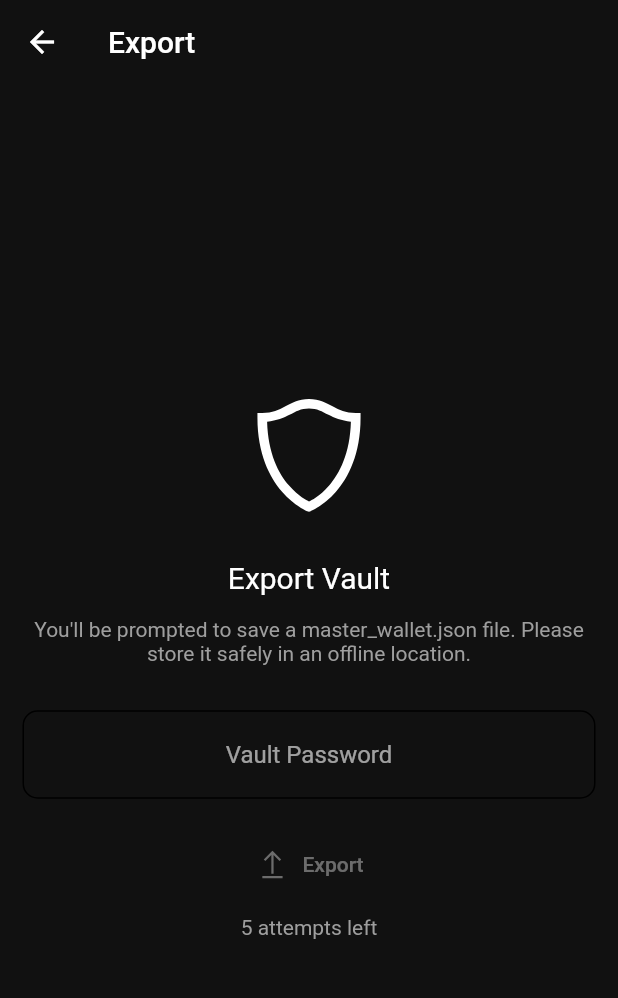
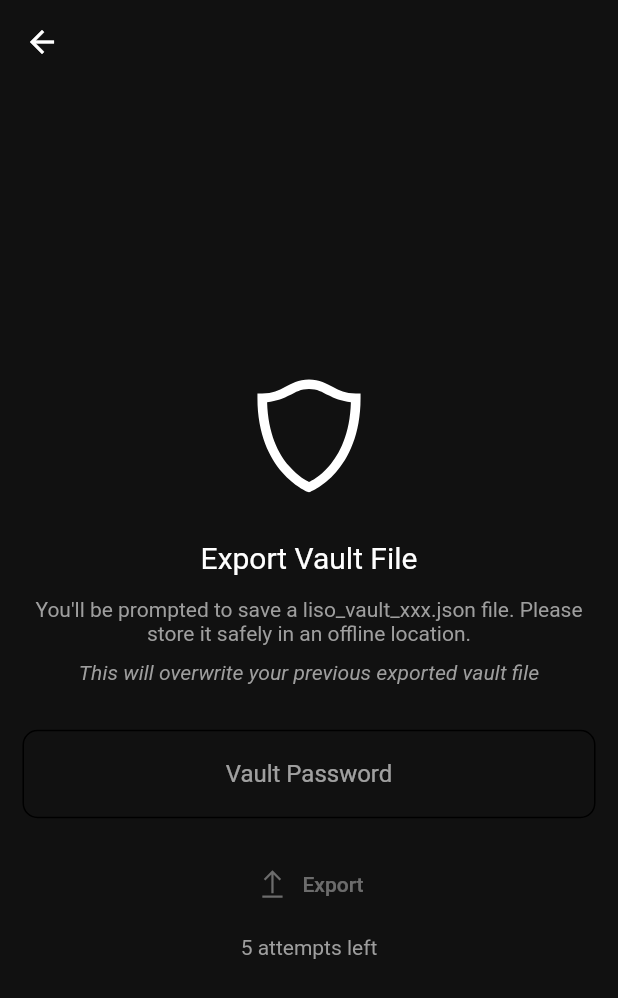
Before and after one commit to Liso-Vault/app, a Flutter app: the ExportScreen screen opened by its route, on a phone screen of 412 x 824 dp. Shown: the top 998 px of the screen. Run offline on Flutter 3.47's test engine with Material 2 defaults, Android fonts, the light colour scheme and no system bars; our stand-ins replace bubble_tab_indicator, device_info_plus, file_picker, flex_color_scheme, flutter_linkify, flutter_svg and 11 more; missing offline and left inert: bip39, cryptography, desktop_window, web3dart; accounts and stored records are empty.

Commit message:
minor changes and fixes

```diff
--- a/lib/core/liso/liso.manager.dart
+++ b/lib/core/liso/liso.manager.dart
@@ -25,7 +25,7 @@ class LisoManager {
 
   static Future<bool> authenticated() async {
     final directory = await getApplicationSupportDirectory();
-    final file = File('${directory.path}/$kVaultFileName');
+    final file = File('${directory.path}/$kLocalMasterWalletFileName');
     return await file.exists();
   }
 
@@ -34,7 +34,7 @@ class LisoManager {
 
     // wallet file
     final directory = await getApplicationSupportDirectory();
-    final file = File('${directory.path}/$kVaultFileName');
+    final file = File('${directory.path}/$kLocalMasterWalletFileName');
     if (await file.exists()) await file.delete();
 
     // hives
--- a/lib/core/utils/globals.dart
+++ b/lib/core/utils/globals.dart
@@ -1,7 +1,7 @@
 // COMPANY
 const kName = 'Liso';
 const kDescription =
-    'Open source AES 256 military-grade encrypted digital vault for your mnemonic seeds';
+    'A free + open source + cross-platform + military-grade encrypted offline digital vault for all your precious mnemonic seed phrases.';
 const kEmail = 'support@nemorystudios.dev';
 const kGooglePlayUrl =
     'https://play.google.com/store/apps/dev?id=7470073434502409036';
@@ -23,7 +23,8 @@ const kShoutBoxUrl =
     'https://play.google.com/store/apps/details?id=com.stackwares.android.shoutbox';
 
 // APP
-const kVaultFileName = 'master_wallet.json';
+const kLocalMasterWalletFileName = 'master_wallet.json';
+const kVaultFileNamePrefix = 'liso_vault';
 
 // CRYPTO
 List<int>? encryptionKey;
--- a/lib/features/create_password/create_password.screen.dart
+++ b/lib/features/create_password/create_password.screen.dart
@@ -2,7 +2,6 @@ import 'package:flutter/material.dart';
 import 'package:get/get.dart';
 import 'package:line_icons/line_icons.dart';
 import 'package:liso/core/utils/console.dart';
-import 'package:liso/core/utils/globals.dart';
 import 'package:liso/core/utils/styles.dart';
 import 'package:liso/core/utils/utils.dart';
 import 'package:liso/features/general/busy_indicator.widget.dart';
@@ -26,7 +25,7 @@ class CreatePasswordScreen extends GetView<CreatePasswordScreenController>
         ),
         const SizedBox(height: 15),
         const Text(
-          'This will be the password to unlock $kName',
+          'This will be the password to unlock the vault',
           style: TextStyle(color: Colors.grey),
         ),
         const SizedBox(height: 30),
--- a/lib/features/create_password/create_password_screen.controller.dart
+++ b/lib/features/create_password/create_password_screen.controller.dart
@@ -70,7 +70,7 @@ class CreatePasswordScreenController extends GetxController
     );
 
     final directory = await getApplicationSupportDirectory();
-    final file = File('${directory.path}/$kVaultFileName');
+    final file = File('${directory.path}/$kLocalMasterWalletFileName');
     await file.writeAsString(wallet.toJson());
     console.info('written: ${file.path}');
     console.info(await file.readAsString());
@@ -78,7 +78,8 @@ class CreatePasswordScreenController extends GetxController
     encryptionKey = utf8.encode(seedHex.substring(0, 32));
     // initialize crypter with encryption key
     final crypter = LisoCrypter();
-    crypter.initSecretKey(encryptionKey!);
+    await crypter.initSecretKey(encryptionKey!);
+    // init Liso Manager
     await LisoManager.init();
 
     change(null, status: RxStatus.success());
--- a/lib/features/export/export.screen.dart
+++ b/lib/features/export/export.screen.dart
@@ -19,14 +19,20 @@ class ExportScreen extends GetView<ExportScreenController> with ConsoleMixin {
         const Icon(LineIcons.alternateShield, size: 100),
         const SizedBox(height: 20),
         const Text(
-          'Export Vault',
+          'Export Vault File',
           style: TextStyle(fontSize: 20),
         ),
         const SizedBox(height: 15),
         const Text(
-          "You'll be prompted to save a $kVaultFileName file. Please store it safely in an offline location.",
+          "You'll be prompted to save a ${kVaultFileNamePrefix}_xxx.json file. Please store it safely in an offline location.",
           textAlign: TextAlign.center,
           style: TextStyle(color: Colors.grey),
+        ),
+        const SizedBox(height: 10),
+        const Text(
+          "This will overwrite your previous exported vault file",
+          textAlign: TextAlign.center,
+          style: TextStyle(color: Colors.grey, fontStyle: FontStyle.italic),
         ),
         const SizedBox(height: 30),
         TextFormField(
@@ -60,16 +66,14 @@ class ExportScreen extends GetView<ExportScreenController> with ConsoleMixin {
     );
 
     return Scaffold(
-      appBar: AppBar(
-        title: const Text('Export'),
-      ),
+      appBar: AppBar(),
       body: Padding(
         padding: const EdgeInsets.all(15),
         child: Center(
           child: Container(
             constraints: Styles.containerConstraints,
             child: controller.obx(
-              (_) => content,
+              (_) => SingleChildScrollView(child: content),
               onLoading: const BusyIndicator(),
             ),
           ),
--- a/lib/features/import/import.screen.dart
+++ b/lib/features/import/import.screen.dart
@@ -18,7 +18,7 @@ class ImportScreen extends GetView<ImportScreenController> with ConsoleMixin {
         const Icon(LineIcons.alternateShield, size: 100),
         const SizedBox(height: 20),
         const Text(
-          'Import Vault',
+          'Import Vault File',
           style: TextStyle(fontSize: 20),
         ),
         const SizedBox(height: 15),
@@ -67,7 +67,7 @@ class ImportScreen extends GetView<ImportScreenController> with ConsoleMixin {
           child: Container(
             constraints: Styles.containerConstraints,
             child: controller.obx(
-              (_) => content,
+              (_) => SingleChildScrollView(child: content),
               onLoading: const BusyIndicator(),
             ),
           ),
--- a/lib/features/import/import_screen.controller.dart
+++ b/lib/features/import/import_screen.controller.dart
@@ -94,6 +94,7 @@ class ImportScreenController extends GetxController
     // // initialize crypter with encryption key
     final crypter = LisoCrypter();
     await crypter.initSecretKey(encryptionKey!);
+    // init Liso Manager
     await LisoManager.init();
 
     // Convert Wallet objects to Hive objects
--- a/lib/features/import/unlock/unlock_screen.controller.dart
+++ b/lib/features/import/unlock/unlock_screen.controller.dart
@@ -91,7 +91,7 @@ class UnlockImportedScreenController extends GetxController
 
     // write imported master wallet to disk
     final localVaultFilePath =
-        '${(await getApplicationSupportDirectory()).path}/$kVaultFileName';
+        '${(await getApplicationSupportDirectory()).path}/$kLocalMasterWalletFileName';
     await File(localVaultFilePath).writeAsString(masterWallet.toJson());
 
     // Convert Wallet objects to Hive objects
--- a/lib/features/main/main.screen.dart
+++ b/lib/features/main/main.screen.dart
@@ -3,7 +3,6 @@ import 'package:get/get.dart';
 import 'package:line_icons/line_icons.dart';
 import 'package:liso/core/animations/animations.dart';
 import 'package:liso/core/utils/globals.dart';
-import 'package:liso/core/utils/styles.dart';
 import 'package:liso/features/app/routes.dart';
 import 'package:liso/features/general/busy_indicator.widget.dart';
 import 'package:liso/features/general/centered_placeholder.widget.dart';
--- a/lib/features/main/main_screen.controller.dart
+++ b/lib/features/main/main_screen.controller.dart
@@ -1,5 +1,3 @@
-import 'dart:convert';
-
 import 'package:get/get.dart';
 import 'package:liso/core/hive/hive.manager.dart';
 import 'package:liso/core/hive/models/seed.hive.dart';
--- a/lib/features/reset/reset.screen.dart
+++ b/lib/features/reset/reset.screen.dart
@@ -3,7 +3,6 @@ import 'package:get/get.dart';
 import 'package:line_icons/line_icons.dart';
 import 'package:liso/core/utils/styles.dart';
 import 'package:liso/features/general/busy_indicator.widget.dart';
-import 'package:liso/features/general/centered_placeholder.widget.dart';
 import 'package:liso/features/reset/reset_screen.controller.dart';
 
 class ResetScreen extends GetView<ResetScreenController> {
--- a/lib/features/unlock/unlock_screen.controller.dart
+++ b/lib/features/unlock/unlock_screen.controller.dart
@@ -7,6 +7,7 @@ import 'package:hex/hex.dart';
 import 'package:line_icons/line_icons.dart';
 import 'package:liso/core/controllers/persistence.controller.dart';
 import 'package:liso/core/liso/liso.manager.dart';
+import 'package:liso/core/liso/liso_crypter.model.dart';
 import 'package:liso/core/utils/console.dart';
 import 'package:liso/core/utils/globals.dart';
 import 'package:liso/core/utils/ui_utils.dart';
@@ -47,7 +48,7 @@ class UnlockScreenController extends GetxController
     change(null, status: RxStatus.loading());
 
     final vaultFilePath =
-        '${(await getApplicationSupportDirectory()).path}/$kVaultFileName';
+        '${(await getApplicationSupportDirectory()).path}/$kLocalMasterWalletFileName';
     final file = File(vaultFilePath);
 
     Wallet? wallet;
@@ -85,6 +86,9 @@ class UnlockScreenController extends GetxController
     final seedHex = HEX.encode(wallet.privateKey.privateKey);
     encryptionKey = utf8.encode(seedHex.substring(0, 32));
 
+    final crypter = LisoCrypter();
+    await crypter.initSecretKey(encryptionKey!);
+    // init Liso Manager
     await LisoManager.init();
 
     change(null, status: RxStatus.success());
--- a/lib/features/welcome/welcome.screen.dart
+++ b/lib/features/welcome/welcome.screen.dart
@@ -32,13 +32,13 @@ class WelcomeScreen extends GetView<WelcomeScreenController> with ConsoleMixin {
             textAlign: TextAlign.center,
             style: TextStyle(color: Colors.grey),
           ),
-          const SizedBox(height: 50),
+          const SizedBox(height: 20),
           TextButton.icon(
             label: const Text('Create'),
             icon: const Icon(LineIcons.plus),
             onPressed: () => Get.toNamed(Routes.mnemonic),
           ),
-          const SizedBox(height: 15),
+          const SizedBox(height: 10),
           TextButton.icon(
             label: const Text('Import'),
             icon: const Icon(LineIcons.download),
--- a/pubspec.yaml
+++ b/pubspec.yaml
@@ -42,6 +42,7 @@ dependencies:
   flutter_linkify: 5.0.2
   fk_user_agent: 2.0.1
   timeago: 3.1.0
+  permission_handler: 8.2.6
 
   # INFO
   device_info_plus: 3.1.1
```
Also changed, not shown: lib/features/export/export_screen.controller.dart (+20 -4 lines), lib/features/unlock/unlock.screen.dart (+7 -23 lines), pubspec.lock, 2 other files.
